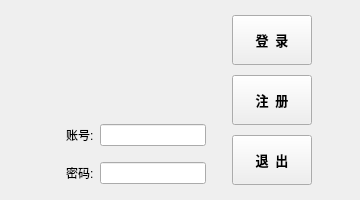
QmGohinn/DaDoeiamiSys, file src/_APL/userlogin/userloginform.ui: the form before one commit.
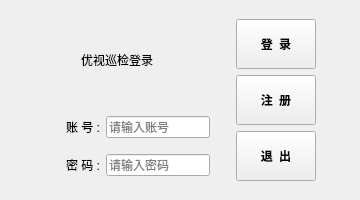
The form after the commit.

Diff of the .ui file:
```diff
--- a/src/_APL/userlogin/userloginform.ui
+++ b/src/_APL/userlogin/userloginform.ui
@@ -12,8 +12,8 @@
   </property>
   <property name="minimumSize">
    <size>
-    <width>0</width>
-    <height>0</height>
+    <width>360</width>
+    <height>200</height>
    </size>
   </property>
   <property name="maximumSize">
@@ -28,11 +28,8 @@
   <layout class="QGridLayout" name="gridLayout_2">
    <item row="0" column="1">
     <layout class="QGridLayout" name="gridLayout">
-     <item row="1" column="2">
-      <widget class="QLineEdit" name="m_AccountLineEdit"/>
-     </item>
-     <item row="2" column="2">
-      <spacer name="verticalSpacer_2">
+     <item row="5" column="2">
+      <spacer name="verticalSpacer_3">
        <property name="orientation">
         <enum>Qt::Vertical</enum>
        </property>
@@ -42,15 +39,12 @@
        <property name="sizeHint" stdset="0">
         <size>
          <width>20</width>
-         <height>10</height>
+         <height>5</height>
         </size>
        </property>
       </spacer>
      </item>
-     <item row="3" column="2">
-      <widget class="QLineEdit" name="m_PasswordLineEdit"/>
-     </item>
-     <item row="3" column="0">
+     <item row="4" column="0">
       <spacer name="horizontalSpacer_5">
        <property name="orientation">
         <enum>Qt::Horizontal</enum>
@@ -63,48 +57,75 @@
        </property>
       </spacer>
      </item>
-     <item row="3" column="1">
-      <widget class="QLabel" name="m_PasswordLabel">
-       <property name="text">
-        <string>密码:</string>
-       </property>
-      </widget>
-     </item>
-     <item row="0" column="2">
+     <item row="1" column="2">
       <spacer name="verticalSpacer">
        <property name="orientation">
         <enum>Qt::Vertical</enum>
        </property>
+       <property name="sizeType">
+        <enum>QSizePolicy::Maximum</enum>
+       </property>
        <property name="sizeHint" stdset="0">
         <size>
          <width>20</width>
-         <height>40</height>
+         <height>10</height>
         </size>
        </property>
       </spacer>
      </item>
-     <item row="1" column="0">
-      <spacer name="horizontalSpacer_3">
-       <property name="orientation">
-        <enum>Qt::Horizontal</enum>
-       </property>
-       <property name="sizeHint" stdset="0">
-        <size>
-         <width>40</width>
-         <height>20</height>
-        </size>
-       </property>
-      </spacer>
-     </item>
-     <item row="1" column="1">
+     <item row="2" column="1">
       <widget class="QLabel" name="m_AccountLabel">
+       <property name="font">
+        <font>
+         <family>Arial</family>
+         <weight>50</weight>
+         <bold>false</bold>
+        </font>
+       </property>
        <property name="text">
-        <string>账号:</string>
+        <string>账 号 :</string>
+       </property>
+      </widget>
+     </item>
+     <item row="4" column="1">
+      <widget class="QLabel" name="m_PasswordLabel">
+       <property name="font">
+        <font>
+         <family>Arial</family>
+         <weight>50</weight>
+         <bold>false</bold>
+        </font>
+       </property>
+       <property name="text">
+        <string>密 码 :</string>
        </property>
       </widget>
      </item>
      <item row="4" column="2">
-      <spacer name="verticalSpacer_3">
+      <widget class="QLineEdit" name="m_PasswordLineEdit">
+       <property name="echoMode">
+        <enum>QLineEdit::Password</enum>
+       </property>
+       <property name="placeholderText">
+        <string>请输入密码</string>
+       </property>
+      </widget>
+     </item>
+     <item row="0" column="0" colspan="3">
+      <widget class="QLabel" name="m_LogoLabel">
+       <property name="layoutDirection">
+        <enum>Qt::LeftToRight</enum>
+       </property>
+       <property name="text">
+        <string>优视巡检登录</string>
+       </property>
+       <property name="alignment">
+        <set>Qt::AlignCenter</set>
+       </property>
+      </widget>
+     </item>
+     <item row="3" column="2">
+      <spacer name="verticalSpacer_2">
        <property name="orientation">
         <enum>Qt::Vertical</enum>
        </property>
@@ -114,7 +135,43 @@
        <property name="sizeHint" stdset="0">
         <size>
          <width>20</width>
-         <height>5</height>
+         <height>10</height>
+        </size>
+       </property>
+      </spacer>
+     </item>
+     <item row="2" column="2">
+      <widget class="QLineEdit" name="m_AccountLineEdit">
+       <property name="placeholderText">
+        <string>请输入账号</string>
+       </property>
+      </widget>
+     </item>
+     <item row="2" column="0">
+      <spacer name="horizontalSpacer_3">
+       <property name="orientation">
+        <enum>Qt::Horizontal</enum>
+       </property>
+       <property name="sizeHint" stdset="0">
+        <size>
+         <width>40</width>
+         <height>20</height>
+        </size>
+       </property>
+      </spacer>
+     </item>
+     <item row="1" column="1">
+      <spacer name="verticalSpacer_4">
+       <property name="orientation">
+        <enum>Qt::Vertical</enum>
+       </property>
+       <property name="sizeType">
+        <enum>QSizePolicy::Maximum</enum>
+       </property>
+       <property name="sizeHint" stdset="0">
+        <size>
+         <width>20</width>
+         <height>10</height>
         </size>
        </property>
       </spacer>
@@ -179,7 +236,7 @@
        <property name="font">
         <font>
          <family>JetBrains Mono ExtraBold</family>
-         <pointsize>10</pointsize>
+         <pointsize>9</pointsize>
          <weight>75</weight>
          <bold>true</bold>
         </font>
@@ -203,7 +260,7 @@
        <property name="font">
         <font>
          <family>JetBrains Mono NL ExtraBold</family>
-         <pointsize>10</pointsize>
+         <pointsize>9</pointsize>
          <weight>75</weight>
          <bold>true</bold>
         </font>
@@ -227,7 +284,7 @@
        <property name="font">
         <font>
          <family>JetBrains Mono ExtraBold</family>
-         <pointsize>10</pointsize>
+         <pointsize>9</pointsize>
          <weight>75</weight>
          <bold>true</bold>
         </font>
```
Left out of the diff: 7 changed lines with no effect on the pictures.
